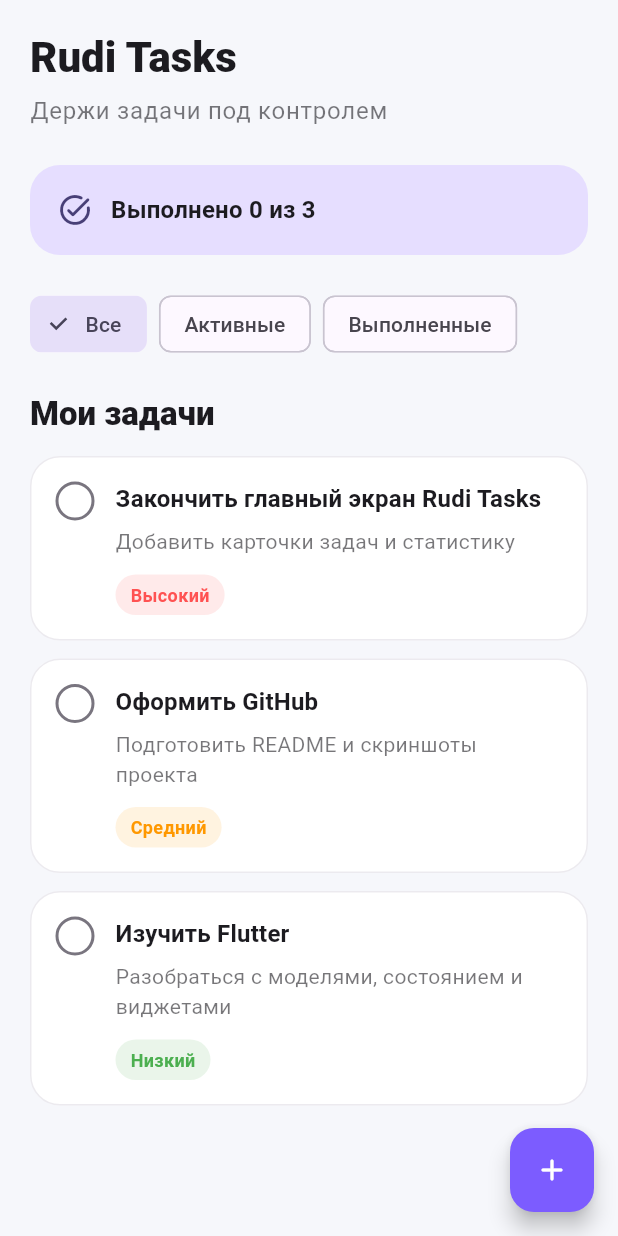
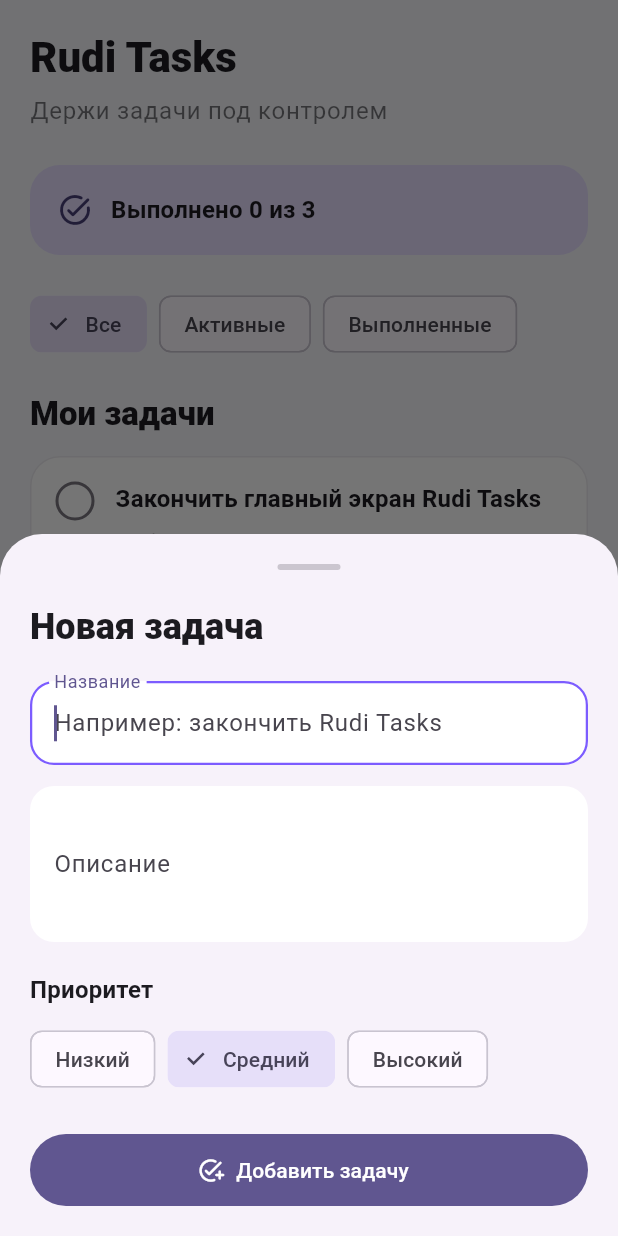
Before and after one commit to RudiApps/rudi-tasks, a Flutter app: the screen it shows after launch, after a tap on the "add" icon, on a phone screen of 412 x 824 dp. Run offline on Flutter 3.47's test engine with Material 3 defaults, Android fonts, the phone set to English and light mode, and no system bars.

Commit message:
Add task creation form

```diff
--- /dev/null
+++ b/lib/screens/tasks/task_form_sheet.dart
@@ -0,0 +1,174 @@
+import 'package:flutter/material.dart';
+
+import '../../models/task.dart';
+
+class TaskFormSheet extends StatefulWidget {
+  const TaskFormSheet({super.key});
+
+  @override
+  State<TaskFormSheet> createState() => _TaskFormSheetState();
+}
+
+class _TaskFormSheetState extends State<TaskFormSheet> {
+  final _titleController = TextEditingController();
+  final _descriptionController = TextEditingController();
+
+  TaskPriority _priority = TaskPriority.medium;
+
+  @override
+  void dispose() {
+    _titleController.dispose();
+    _descriptionController.dispose();
+    super.dispose();
+  }
+
+  void _saveTask() {
+    final title = _titleController.text.trim();
+    final description = _descriptionController.text.trim();
+
+    if (title.isEmpty) {
+      ScaffoldMessenger.of(context).showSnackBar(
+        const SnackBar(
+          content: Text('Введите название задачи'),
+        ),
+      );
+      return;
+    }
+
+    final task = Task(
+      id: DateTime.now().microsecondsSinceEpoch.toString(),
+      title: title,
+      description: description,
+      priority: _priority,
+      createdAt: DateTime.now(),
+    );
+
+    Navigator.of(context).pop(task);
+  }
+
+  @override
+  Widget build(BuildContext context) {
+    final bottomInset = MediaQuery.viewInsetsOf(context).bottom;
+
+    return Padding(
+      padding: EdgeInsets.fromLTRB(
+        20,
+        20,
+        20,
+        bottomInset + 20,
+      ),
+      child: SafeArea(
+        top: false,
+        child: Column(
+          mainAxisSize: MainAxisSize.min,
+          crossAxisAlignment: CrossAxisAlignment.start,
+          children: [
+            Center(
+              child: Container(
+                width: 42,
+                height: 4,
+                decoration: BoxDecoration(
+                  color: Theme.of(context)
+                      .colorScheme
+                      .outline
+                      .withValues(alpha: 0.35),
+                  borderRadius: BorderRadius.circular(100),
+                ),
+              ),
+            ),
+
+            const SizedBox(height: 22),
+
+            Text(
+              'Новая задача',
+              style: Theme.of(context).textTheme.headlineSmall?.copyWith(
+                    fontWeight: FontWeight.w800,
+                  ),
+            ),
+
+            const SizedBox(height: 20),
+
+            TextField(
+              controller: _titleController,
+              autofocus: true,
+              textInputAction: TextInputAction.next,
+              decoration: const InputDecoration(
+                labelText: 'Название',
+                hintText: 'Например: закончить Rudi Tasks',
+              ),
+            ),
+
+            const SizedBox(height: 14),
+
+            TextField(
+              controller: _descriptionController,
+              maxLines: 3,
+              decoration: const InputDecoration(
+                labelText: 'Описание',
+                hintText: 'Необязательно',
+              ),
+            ),
+
+            const SizedBox(height: 20),
+
+            Text(
+              'Приоритет',
+              style: Theme.of(context).textTheme.titleMedium?.copyWith(
+                    fontWeight: FontWeight.w700,
+                  ),
+            ),
+
+            const SizedBox(height: 10),
+
+            Wrap(
+              spacing: 8,
+              children: [
+                ChoiceChip(
+                  label: const Text('Низкий'),
+                  selected: _priority == TaskPriority.low,
+                  onSelected: (_) {
+                    setState(() {
+                      _priority = TaskPriority.low;
+                    });
+                  },
+                ),
+                ChoiceChip(
+                  label: const Text('Средний'),
+                  selected: _priority == TaskPriority.medium,
+                  onSelected: (_) {
+                    setState(() {
+                      _priority = TaskPriority.medium;
+                    });
+                  },
+                ),
+                ChoiceChip(
+                  label: const Text('Высокий'),
+                  selected: _priority == TaskPriority.high,
+                  onSelected: (_) {
+                    setState(() {
+                      _priority = TaskPriority.high;
+                    });
+                  },
+                ),
+              ],
+            ),
+
+            const SizedBox(height: 26),
+
+            SizedBox(
+              width: double.infinity,
+              child: FilledButton.icon(
+                onPressed: _saveTask,
+                icon: const Icon(Icons.add_task_rounded),
+                label: const Padding(
+                  padding: EdgeInsets.symmetric(vertical: 14),
+                  child: Text('Добавить задачу'),
+                ),
+              ),
+            ),
+          ],
+        ),
+      ),
+    );
+  }
+}
--- a/lib/screens/tasks/tasks_screen.dart
+++ b/lib/screens/tasks/tasks_screen.dart
@@ -1,5 +1,6 @@
 import 'package:flutter/material.dart';
 
+import 'task_form_sheet.dart';
 import '../../models/task.dart';
 import '../../widgets/task_card.dart';
 
@@ -74,6 +75,26 @@
       );
     });
   }
+
+Future<void> _addTask() async {
+  final task = await showModalBottomSheet<Task>(
+    context: context,
+    isScrollControlled: true,
+    useSafeArea: true,
+    showDragHandle: false,
+    builder: (context) {
+      return const TaskFormSheet();
+    },
+  );
+
+  if (task == null) {
+    return;
+  }
+
+  setState(() {
+    _tasks.insert(0, task);
+  });
+}
 
   @override
   Widget build(BuildContext context) {
@@ -217,9 +238,9 @@
         ),
       ),
       floatingActionButton: FloatingActionButton(
-        onPressed: () {},
-        child: const Icon(Icons.add_rounded),
-      ),
+  onPressed: _addTask,
+  child: const Icon(Icons.add_rounded),
+),
     );
   }
 }
```
